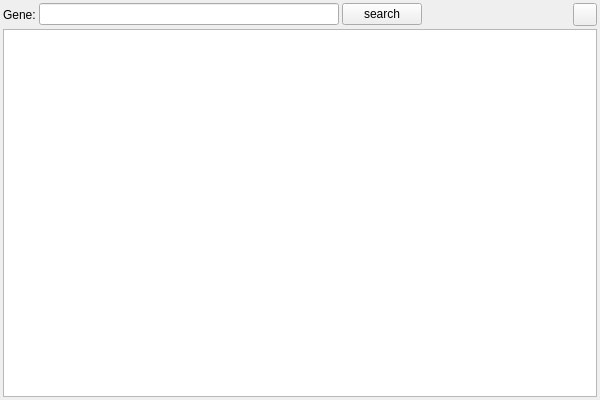
Qt form src/GSvar/PreferredTranscriptsWidget.ui (imgag/ngs-bits) before a commit.
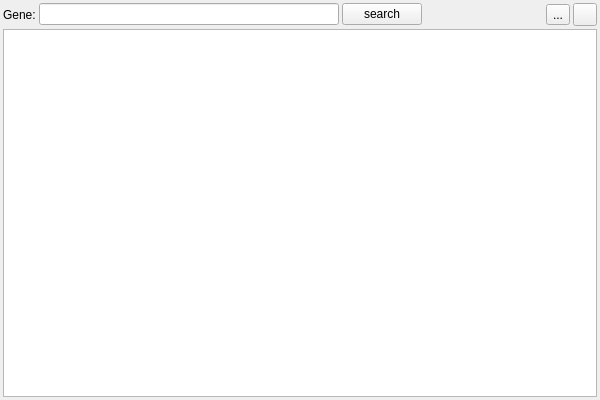
The same form after that commit. Icons and pictures are not drawn. Custom widgets are drawn as their Qt base class.

Commit message: GSvar: added check button for preferred transcripts.

The edit to the form file:
```diff
--- a/src/GSvar/PreferredTranscriptsWidget.ui
+++ b/src/GSvar/PreferredTranscriptsWidget.ui
@@ -83,6 +83,20 @@
        </property>
       </spacer>
      </item>
+     <item>
+      <widget class="QToolButton" name="check">
+       <property name="toolTip">
+        <string>Check perferred transcripts</string>
+       </property>
+       <property name="text">
+        <string>...</string>
+       </property>
+       <property name="icon">
+        <iconset resource="GSvar.qrc">
+         <normaloff>:/Icons/check.png</normaloff>:/Icons/check.png</iconset>
+       </property>
+      </widget>
+     </item>
      <item>
       <widget class="QToolButton" name="add_btn">
        <property name="toolTip">
```
The commit also changes 5 other files.
